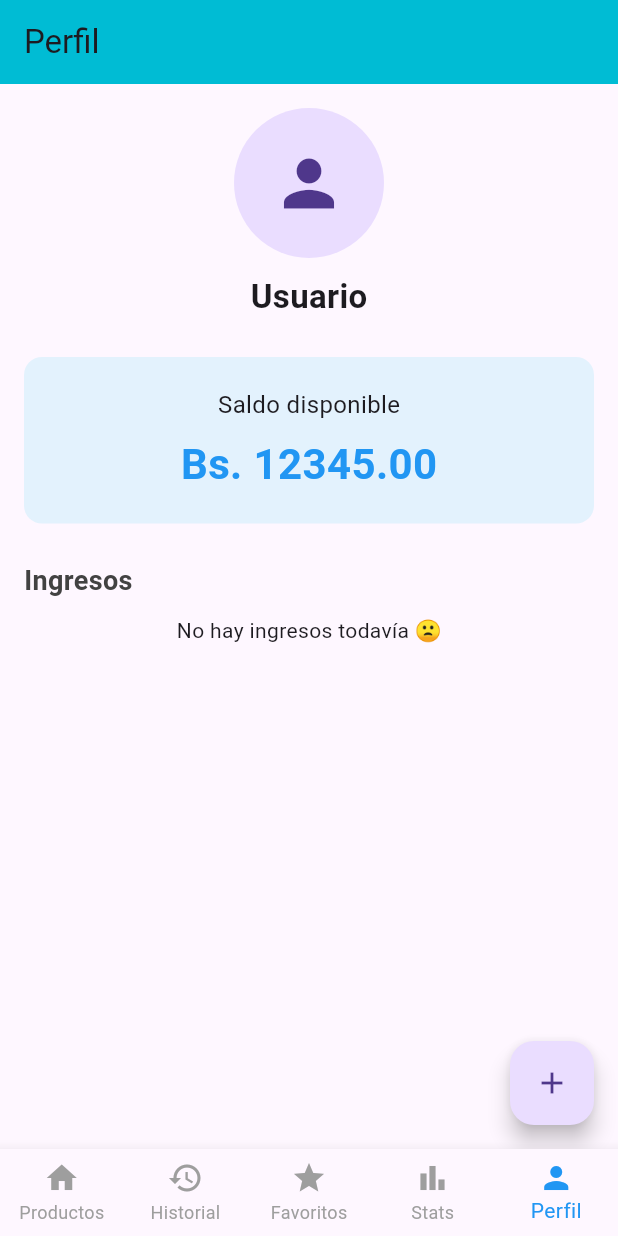
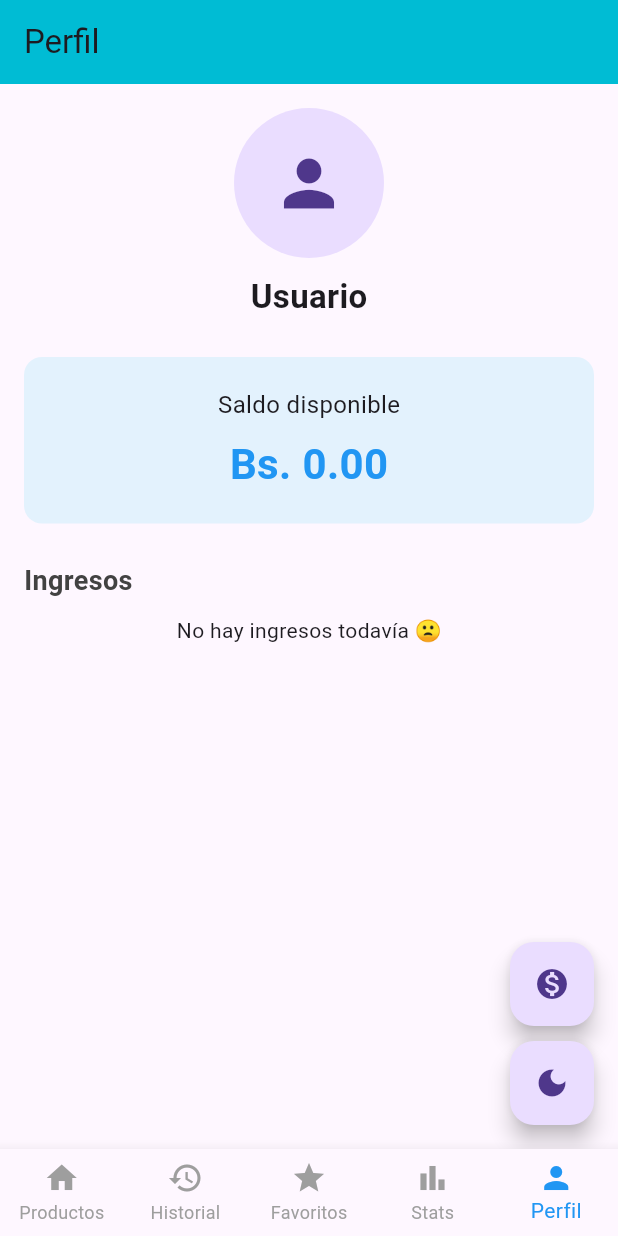
Before and after one commit to MiltonR12/app_advanced_mobile, a Flutter app: the screen it shows after launch, item 5 of the bottom bar chosen, on a phone screen of 412 x 824 dp. Run offline on Flutter 3.47's test engine with Material 3 defaults, Android fonts, the phone set to English and light mode, and no system bars; our stand-ins replace adaptive_theme, fl_chart, image_picker.

```diff
--- a/lib/domain/entities/product.dart
+++ b/lib/domain/entities/product.dart
@@ -8,6 +8,7 @@ class Product {
   final ProductCategory category;
   bool isFavorite;
   int quantity;
+  bool isSelected = false;
 
   Product({
     required this.id,
@@ -17,5 +18,6 @@ class Product {
     required this.category,
     this.isFavorite = false,
     this.quantity = 0,
+    this.isSelected = false,
   });
 }
--- a/lib/main.dart
+++ b/lib/main.dart
@@ -1,6 +1,7 @@
 import 'package:app_advanced_mobile/providers/product_provider.dart';
 import 'package:app_advanced_mobile/providers/profile_provider.dart';
 import 'package:app_advanced_mobile/providers/purchase_provider.dart';
+import 'package:app_advanced_mobile/providers/theme_provider.dart';
 import 'package:app_advanced_mobile/screens/favorite_screem.dart';
 import 'package:app_advanced_mobile/screens/product_screen.dart';
 import 'package:app_advanced_mobile/screens/profile_screen.dart';
@@ -17,6 +18,7 @@ void main() {
         ChangeNotifierProvider(create: (_) => ProductProvider()),
         ChangeNotifierProvider(create: (_) => ProfileProvider()),
         ChangeNotifierProvider(create: (_) => PurchaseProvider()),
+        ChangeNotifierProvider(create: (_) => ThemeProvider()),
       ],
       child: const MyApp(),
     ),
@@ -28,14 +30,22 @@ class MyApp extends StatelessWidget {
 
   @override
   Widget build(BuildContext context) {
+    final themeProvider = context.watch<ThemeProvider>();
+
     return AdaptiveTheme(
       light: ThemeData(brightness: Brightness.light, primarySwatch: Colors.red),
-      dark: ThemeData(brightness: Brightness.light, primarySwatch: Colors.red),
-      initial: AdaptiveThemeMode.light,
+      dark: ThemeData(brightness: Brightness.dark, primarySwatch: Colors.red),
+      initial: themeProvider.theme == AppTheme.light
+          ? AdaptiveThemeMode.light
+          : AdaptiveThemeMode.dark,
       builder: (theme, darkTheme) => MaterialApp(
         debugShowCheckedModeBanner: false,
         title: 'Gestor de Compras',
-        theme: darkTheme,
+        theme: themeProvider.theme == AppTheme.light ? theme : darkTheme,
+        darkTheme: darkTheme,
+        themeMode: themeProvider.theme == AppTheme.light
+            ? ThemeMode.light
+            : ThemeMode.dark,
         home: const MainScreen(),
       ),
     );
--- a/lib/providers/profile_provider.dart
+++ b/lib/providers/profile_provider.dart
@@ -5,7 +5,7 @@ class ProfileProvider extends ChangeNotifier {
   String name = "Usuario";
   String? photoUrl;
 
-  double _balance = 12345;
+  double _balance = 0;
   double get balance => _balance;
 
   final List<Income> _incomes = [];
@@ -23,7 +23,6 @@ class ProfileProvider extends ChangeNotifier {
     notifyListeners();
   }
 
-  // AGREGAR INGRESO
   void addIncome(double amount) {
     _incomes.add(Income(amount: amount, date: DateTime.now()));
     _balance += amount;
--- /dev/null
+++ b/lib/providers/theme_provider.dart
@@ -0,0 +1,15 @@
+import 'package:flutter/material.dart';
+
+enum AppTheme { light, dark }
+
+class ThemeProvider extends ChangeNotifier {
+  AppTheme _theme = AppTheme.light;
+
+  AppTheme get theme => _theme;
+
+  void toggleTheme() {
+    _theme = _theme == AppTheme.light ? AppTheme.dark : AppTheme.light;
+    print('Theme changed to: $_theme');
+    notifyListeners();
+  }
+}
--- a/lib/screens/detail_product_screen.dart
+++ b/lib/screens/detail_product_screen.dart
@@ -146,6 +146,7 @@ class _DetailProductScreenState extends State<DetailProductScreen> {
                           DropdownMenuItem(value: cat, child: Text(cat.name)),
                     )
                     .toList(),
+                initialValue: widget.product.category,
               ),
               const SizedBox(height: 30),
               AlertMessage(confirmDelete: _confirmDelete),
--- a/lib/screens/profile_screen.dart
+++ b/lib/screens/profile_screen.dart
@@ -1,4 +1,5 @@
 import 'package:app_advanced_mobile/providers/profile_provider.dart';
+import 'package:app_advanced_mobile/providers/theme_provider.dart';
 import 'package:app_advanced_mobile/widgets/app_bar_custom.dart';
 import 'package:provider/provider.dart';
 import 'package:flutter/material.dart';
@@ -9,12 +10,27 @@ class ProfileScreen extends StatelessWidget {
   @override
   Widget build(BuildContext context) {
     final profile = Provider.of<ProfileProvider>(context);
+    final themeProvider = context.read<ThemeProvider>();
 
     return Scaffold(
       appBar: AppBarCustom(title: 'Perfil'),
-      floatingActionButton: FloatingActionButton(
-        onPressed: () => _showAddIncomeDialog(context),
-        child: const Icon(Icons.add),
+      floatingActionButton: Column(
+        children: [
+          const Spacer(),
+          FloatingActionButton(
+            onPressed: () => _showAddIncomeDialog(context),
+            child: const Icon(Icons.monetization_on_sharp),
+          ),
+          const SizedBox(height: 10),
+          FloatingActionButton(
+            onPressed: () => themeProvider.toggleTheme(),
+            child: Icon(
+              themeProvider.theme == AppTheme.dark
+                  ? Icons.light_mode
+                  : Icons.dark_mode,
+            ),
+          ),
+        ],
       ),
       body: SingleChildScrollView(
         padding: const EdgeInsets.all(16.0),
--- a/lib/widgets/favorite_item.dart
+++ b/lib/widgets/favorite_item.dart
@@ -32,7 +32,6 @@ class FavoriteItem extends StatelessWidget {
       trailing: IconButton(
         icon: Icon(Icons.add_shopping_cart),
         onPressed: () {
-          print("Editar producto: ${product.name}");
           Navigator.push(
             context,
             MaterialPageRoute(
```
Also changed, not shown: lib/providers/product_provider.dart (+24 -2 lines), lib/screens/product_screen.dart (+15 -7 lines), lib/widgets/product_item.dart (+32 -11 lines).
